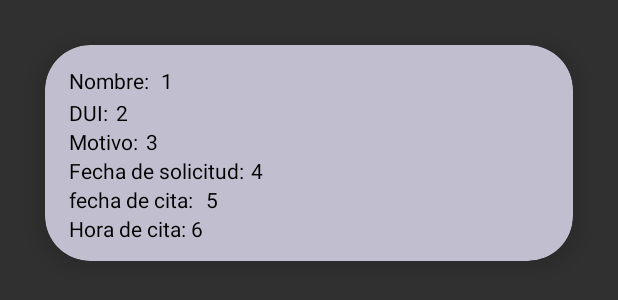
After one commit to SkyBank-App/AppMobile3, an Android app: the layout card_citasolicitadas.xml on its own in the app's theme, with its tools: preview values and no code run, on a phone screen of 412 x 824 dp. The commit adds this screen. Shown: the top 300 px of the screen. Run offline under Robolectric (Android 15) with nearby library versions, the light colour scheme and no system bars.

Commit message:
Se creo card, de citas solicitadas en el fragment

```diff
--- /dev/null
+++ b/app/src/main/res/layout/card_citasolicitadas.xml
@@ -0,0 +1,145 @@
+<?xml version="1.0" encoding="utf-8"?>
+<androidx.cardview.widget.CardView xmlns:android="http://schemas.android.com/apk/res/android"
+    xmlns:app="http://schemas.android.com/apk/res-auto"
+    android:id="@+id/cvc"
+    android:layout_width="match_parent"
+    android:layout_height="wrap_content"
+    android:background="#FFFFFF"
+    app:cardBackgroundColor="#C1BFCF"
+    app:cardCornerRadius="30dp"
+    app:cardElevation="10dp"
+    android:layout_margin="30dp">
+
+    <LinearLayout
+        android:layout_width="match_parent"
+        android:layout_height="wrap_content"
+        android:orientation="vertical">
+        <RelativeLayout
+            android:layout_width="match_parent"
+            android:layout_height="wrap_content"
+            android:orientation="horizontal"
+            android:layout_margin="2dp"
+            android:padding="10dp">
+            <LinearLayout
+                android:id="@+id/linearLayout"
+                android:layout_width="wrap_content"
+                android:layout_height="wrap_content"
+                android:layout_alignParentTop="true"
+                android:layout_marginStart="4dp"
+                android:layout_marginTop="2dp"
+                android:orientation="vertical"
+                android:layout_marginLeft="4dp"
+
+                >
+                <TextView
+                    android:layout_width="match_parent"
+                    android:layout_height="wrap_content"
+                    android:layout_marginBottom="2dp"
+                    android:textColor="@color/black"
+                    android:text="Nombre:">
+                </TextView>
+                <TextView
+                    android:layout_width="match_parent"
+                    android:layout_height="wrap_content"
+                    android:textColor="@color/black"
+                    android:text="DUI:">
+
+                </TextView>
+                <TextView
+                    android:layout_width="match_parent"
+                    android:layout_height="wrap_content"
+                    android:textColor="@color/black"
+                    android:text="Motivo:">
+                </TextView>
+
+                <TextView
+                    android:layout_width="match_parent"
+                    android:layout_height="wrap_content"
+                    android:textColor="@color/black"
+                    android:text="Fecha de solicitud:">
+                </TextView>
+
+                <TextView
+                    android:layout_width="match_parent"
+                    android:layout_height="wrap_content"
+                    android:textColor="@color/black"
+                    android:text="fecha de cita:">
+                </TextView>
+
+                <TextView
+                    android:layout_width="match_parent"
+                    android:layout_height="wrap_content"
+                    android:textColor="@color/black"
+                    android:text="Hora de cita:">
+                </TextView>
+            </LinearLayout>
+
+            <LinearLayout
+                android:id="@+id/linearLayout3"
+                android:layout_width="match_parent"
+                android:layout_height="wrap_content"
+                android:layout_alignParentTop="true"
+                android:layout_marginTop="2dp"
+                android:orientation="vertical"
+                android:layout_marginLeft="5dp"
+                >
+                <TextView
+                    android:id="@+id/txtUsernameCita"
+                    android:layout_width="match_parent"
+                    android:layout_height="wrap_content"
+                    android:layout_marginBottom="2dp"
+                    android:layout_marginStart="60dp"
+                    android:textColor="@color/black"
+                    android:text="1">
+                </TextView>
+                <TextView
+                    android:id="@+id/txtDuiCita"
+                    android:layout_width="match_parent"
+                    android:layout_height="wrap_content"
+                    android:textColor="@color/black"
+                    android:layout_marginStart="30dp"
+                    android:text="2">
+
+                </TextView>
+                <TextView
+                    android:id="@+id/txtMotivoCita"
+                    android:layout_width="match_parent"
+                    android:layout_height="wrap_content"
+                    android:layout_marginStart="50dp"
+                    android:textColor="@color/black"
+                    android:text="3">
+                </TextView>
+
+                <TextView
+                    android:id="@+id/txtfechaSolicitud"
+                    android:layout_width="match_parent"
+                    android:layout_height="wrap_content"
+                    android:textColor="@color/black"
+                    android:layout_marginStart="120dp"
+                    android:text="4">
+                </TextView>
+
+                <TextView
+                    android:id="@+id/idFechaCita"
+                    android:layout_width="match_parent"
+                    android:layout_height="wrap_content"
+                    android:layout_marginStart="90dp"
+                    android:textColor="@color/black"
+                    android:text="5">
+                </TextView>
+
+                <TextView
+                    android:id="@+id/txtHoraCita"
+                    android:layout_width="match_parent"
+                    android:layout_height="wrap_content"
+                    android:textColor="@color/black"
+                    android:layout_marginStart="80dp"
+                    android:text="6">
+                </TextView>
+
+            </LinearLayout>
+        </RelativeLayout>
+    </LinearLayout>
+
+
+</androidx.cardview.widget.CardView>
--- a/app/src/main/res/navigation/mobile_navigation.xml
+++ b/app/src/main/res/navigation/mobile_navigation.xml
@@ -37,4 +37,9 @@
         android:name="com.example.skybank3.CitasRecibidas"
         android:label=" "
         tools:layout="@layout/fragment_citas_recibidas" />
+    <fragment
+        android:id="@+id/citasSolucitadas"
+        android:name="com.example.skybank3.CitasSolucitadas"
+        android:label="fragment_citas_solucitadas"
+        tools:layout="@layout/fragment_citas_solucitadas" />
 </navigation>
```
Also changed, not shown: app/src/main/java/com/example/skybank3/CitasSolucitadas.kt (added, +59 -0 lines), app/src/main/res/layout/fragment_citas_solucitadas.xml (added, +42 -0 lines).
